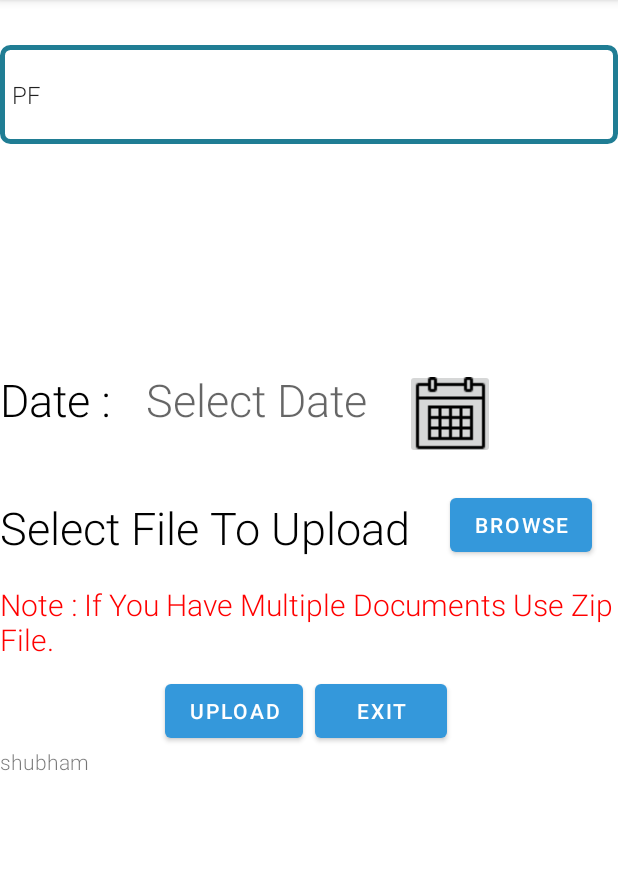
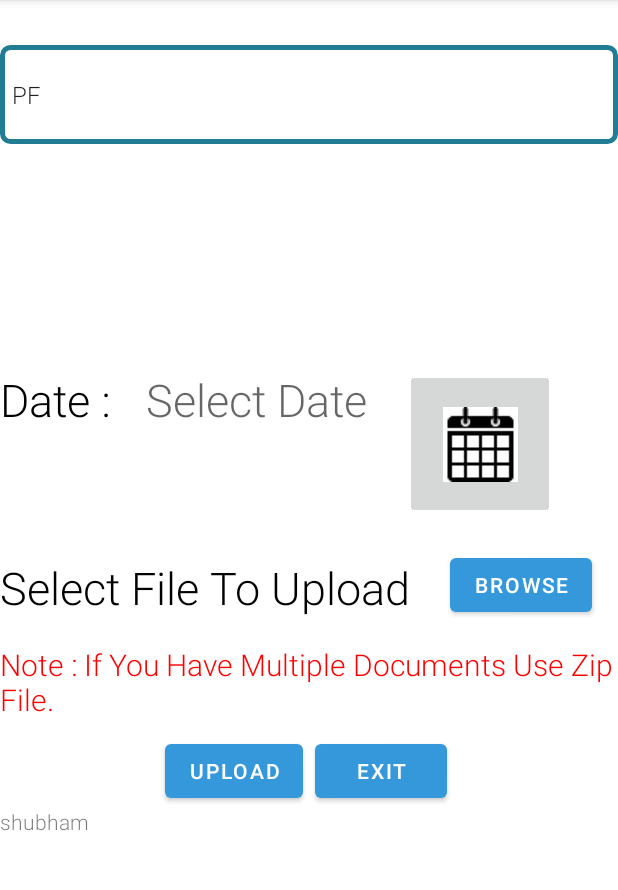
Before and after one commit to ashishav07/AccessComp, an Android app: the documentupload screen opened directly, with no data from a screen before it, on a phone screen of 412 x 824 dp, the part 84-974 px from its top. Run offline under Robolectric (Android 15) with nearby library versions, the phone set to English and light mode, and no system bars.

Commit message:
Calendar icon update 1

```diff
--- a/app/src/main/res/layout/activity_documentupload.xml
+++ b/app/src/main/res/layout/activity_documentupload.xml
@@ -43,9 +43,9 @@
 
         <ImageButton
             android:layout_marginBottom="10dp"
-            android:layout_width="60dp"
-            android:layout_height="60dp"
-            android:src="@drawable/cal3"
+            android:layout_width="150px"
+            android:layout_height="150px"
+            android:src="@drawable/calendar1"
             android:layout_marginLeft="270dp"
             android:id="@+id/image_button"
             />
@@ -78,9 +78,9 @@
 
         <ImageButton
             android:layout_marginBottom="10dp"
-            android:layout_width="60dp"
-            android:layout_height="60dp"
-            android:src="@drawable/cal3"
+            android:layout_width="150px"
+            android:layout_height="150px"
+            android:src="@drawable/calendar1"
             android:layout_marginLeft="280dp"
             android:id="@+id/image_button1"
             />
```
Also changed, not shown: app/src/main/res/drawable-v24/cal3.png (deleted), app/src/main/res/drawable-v24/calendar1.png (added).
